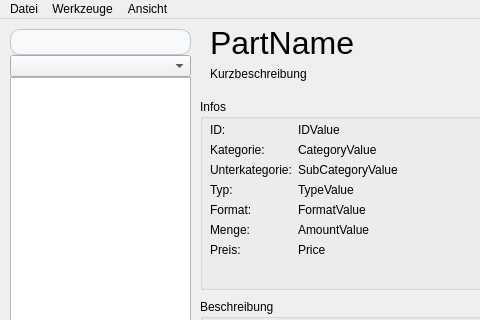
Before: the Qt Designer form src/mainwindow.ui in oddscured/Partorium, drawn with Qt 5; both pictures show x 0 to 480 and y 0 to 320 of the 1079 by 701 pixel window.
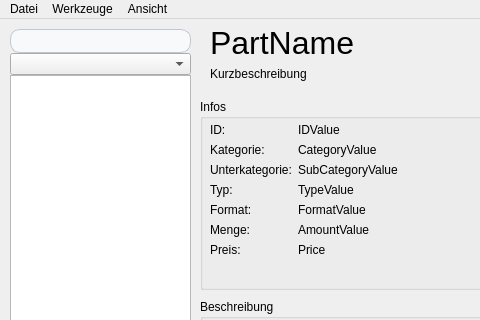
After: the same form once the commit is applied.

Commit message: added buttons to MainWindow, added TODOs

Patch:
```diff
--- a/src/mainwindow.ui
+++ b/src/mainwindow.ui
@@ -463,9 +463,15 @@
            <height>24</height>
           </size>
          </property>
+         <property name="maximumSize">
+          <size>
+           <width>16777215</width>
+           <height>24</height>
+          </size>
+         </property>
          <property name="styleSheet">
           <string notr="true">QLineEdit#lne_Search {
-	min-height: 14px;
+	min-height: 12px;
 	padding: 4px 10px 4px 8px;
 	border: 1px solid #bfc7d1;
 	border-radius: 10px;
```
The commit also changes 2 other files.
